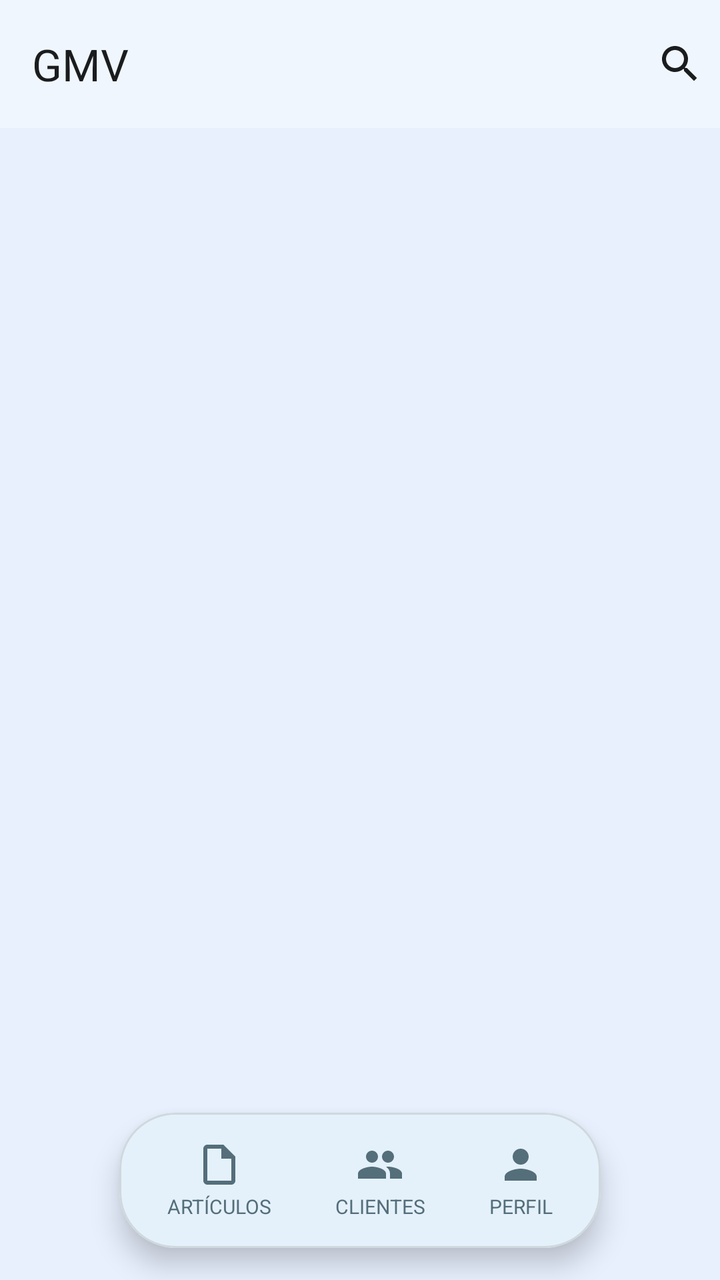
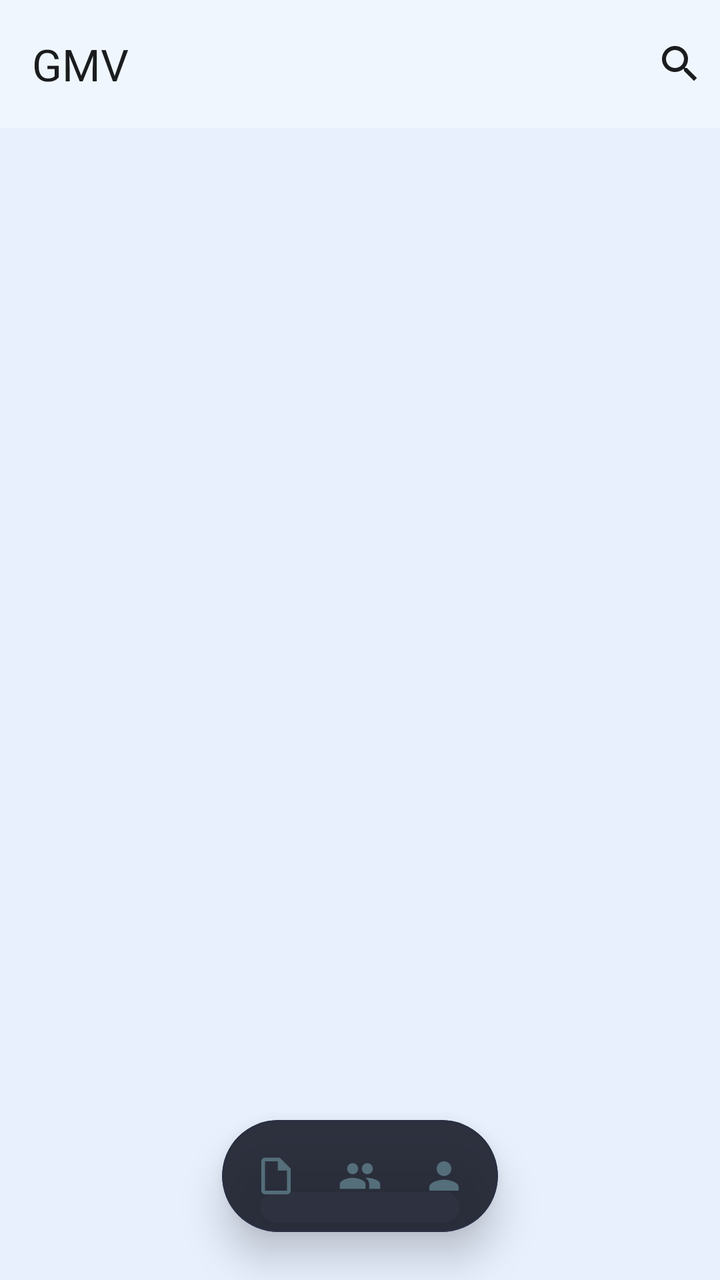

Two renders of the same Android screen: before a commit and after it. Below are the layout's source before the change and the commit's diff.
<!-- AndroidManifest.xml: application theme Theme.GMV -->
<!-- res/layout/activity_dashboard.xml -->
<?xml version="1.0" encoding="utf-8"?>
<RelativeLayout xmlns:android="http://schemas.android.com/apk/res/android"
    xmlns:app="http://schemas.android.com/apk/res-auto"
    android:id="@+id/main_content"
    android:layout_width="match_parent"
    android:layout_height="match_parent"
    android:background="@color/background">

    <androidx.coordinatorlayout.widget.CoordinatorLayout
        android:id="@+id/tab_coordinator_layout"
        android:layout_width="match_parent"
        android:layout_height="match_parent"
        android:fitsSystemWindows="true">

        <com.google.android.material.appbar.AppBarLayout
            android:id="@+id/tab_appbar_layout"
            android:layout_width="match_parent"
            android:layout_height="wrap_content"
            android:background="?attr/colorSurface"
            android:elevation="2dp">

            <com.google.android.material.appbar.MaterialToolbar
                android:id="@+id/toolbar"
                android:layout_width="match_parent"
                android:layout_height="?attr/actionBarSize"
                android:background="?attr/colorSurface"
                app:layout_scrollFlags="scroll|enterAlways"
                app:title="@string/app_name"
                app:titleTextAppearance="?attr/textAppearanceTitleLarge"
                app:titleTextColor="?attr/colorOnSurface">

                <LinearLayout
                    android:id="@+id/lyt_search_mode"
                    android:layout_width="match_parent"
                    android:layout_height="match_parent"
                    android:gravity="center_vertical"
                    android:orientation="horizontal"
                    android:visibility="gone">

                    <ImageButton
                        android:id="@+id/btn_search_back"
                        android:layout_width="40dp"
                        android:layout_height="40dp"
                        android:background="?attr/selectableItemBackgroundBorderless"
                        android:importantForAccessibility="no"
                        android:padding="10dp"
                        android:src="@drawable/ic_arrow_left"
                        android:tint="?attr/colorOnSurface" />

                    <EditText
                        android:id="@+id/et_toolbar_search"
                        android:layout_width="0dp"
                        android:layout_height="match_parent"
                        android:layout_weight="1"
                        android:background="@null"
                        android:hint="Buscar..."
                        android:imeOptions="actionSearch"
                        android:inputType="text"
                        android:maxLines="1"
                        android:textColor="?attr/colorOnSurface"
                        android:textColorHint="@color/grey_40"
                        android:textSize="16sp" />

                    <ImageButton
                        android:id="@+id/btn_search_clear"
                        android:layout_width="40dp"
                        android:layout_height="40dp"
                        android:background="?attr/selectableItemBackgroundBorderless"
                        android:importantForAccessibility="no"
                        android:padding="10dp"
                        android:src="@drawable/ic_close"
                        android:tint="@color/grey_40"
                        android:visibility="gone" />

                </LinearLayout>

                <ImageButton
                    android:id="@+id/btn_toolbar_search"
                    android:layout_width="40dp"
                    android:layout_height="40dp"
                    android:layout_gravity="end"
                    android:background="?attr/selectableItemBackgroundBorderless"
                    android:importantForAccessibility="no"
                    android:padding="8dp"
                    android:src="@drawable/ic_search"
                    android:tint="?attr/colorOnSurface" />

            </com.google.android.material.appbar.MaterialToolbar>

        </com.google.android.material.appbar.AppBarLayout>

        <androidx.viewpager.widget.ViewPager
            android:id="@+id/viewpager"
            android:layout_width="match_parent"
            android:layout_height="match_parent"
            app:layout_behavior="@string/appbar_scrolling_view_behavior" />

    </androidx.coordinatorlayout.widget.CoordinatorLayout>

    <include
        android:id="@+id/floating_nav"
        layout="@layout/nav_floating_island"
        android:layout_width="wrap_content"
        android:layout_height="wrap_content"
        android:layout_alignParentBottom="true"
        android:layout_centerHorizontal="true"
        android:layout_marginBottom="16dp" />

</RelativeLayout>
<!-- res/layout/nav_floating_island.xml (included above) -->
<?xml version="1.0" encoding="utf-8"?>
<com.google.android.material.card.MaterialCardView xmlns:android="http://schemas.android.com/apk/res/android"
    xmlns:app="http://schemas.android.com/apk/res-auto"
    android:id="@+id/floating_nav"
    android:layout_width="wrap_content"
    android:layout_height="wrap_content"
    android:clickable="true"
    app:cardBackgroundColor="?attr/colorSurface"
    app:cardCornerRadius="28dp"
    app:cardElevation="8dp">

    <LinearLayout
        android:layout_width="wrap_content"
        android:layout_height="wrap_content"
        android:gravity="center"
        android:orientation="horizontal"
        android:paddingHorizontal="8dp"
        android:paddingVertical="8dp">

        
        <LinearLayout
            android:id="@+id/nav_articulos"
            android:layout_width="wrap_content"
            android:layout_height="wrap_content"
            android:gravity="center"
            android:orientation="vertical"
            android:paddingHorizontal="16dp"
            android:paddingVertical="6dp">

            <ImageView
                android:id="@+id/iv_nav_articulos"
                android:layout_width="24dp"
                android:layout_height="24dp"
                android:importantForAccessibility="no"
                android:src="@drawable/ic_article"
                android:tint="@color/nav_item_color" />

            <TextView
                android:id="@+id/tv_nav_articulos_title"
                android:layout_width="wrap_content"
                android:layout_height="wrap_content"
                android:layout_marginTop="2dp"
                android:text="@string/label_articulos"
                android:textSize="10sp"
                android:textColor="@color/nav_item_color" />

        </LinearLayout>

        
        <LinearLayout
            android:id="@+id/nav_clientes"
            android:layout_width="wrap_content"
            android:layout_height="wrap_content"
            android:gravity="center"
            android:orientation="vertical"
            android:paddingHorizontal="16dp"
            android:paddingVertical="6dp">

            <ImageView
                android:id="@+id/iv_nav_clientes"
                android:layout_width="24dp"
                android:layout_height="24dp"
                android:importantForAccessibility="no"
                android:src="@drawable/ic_people"
                android:tint="@color/nav_item_color" />

            <TextView
                android:id="@+id/tv_nav_clientes_title"
                android:layout_width="wrap_content"
                android:layout_height="wrap_content"
                android:layout_marginTop="2dp"
                android:text="@string/label_clientes"
                android:textSize="10sp"
                android:textColor="@color/nav_item_color" />

        </LinearLayout>

        
        <LinearLayout
            android:id="@+id/nav_perfil"
            android:layout_width="wrap_content"
            android:layout_height="wrap_content"
            android:gravity="center"
            android:orientation="vertical"
            android:paddingHorizontal="16dp"
            android:paddingVertical="6dp">

            <ImageView
                android:id="@+id/iv_nav_perfil"
                android:layout_width="24dp"
                android:layout_height="24dp"
                android:importantForAccessibility="no"
                android:src="@drawable/ic_person"
                android:tint="@color/nav_item_color" />

            <TextView
                android:id="@+id/tv_nav_perfil_title"
                android:layout_width="wrap_content"
                android:layout_height="wrap_content"
                android:layout_marginTop="2dp"
                android:text="@string/label_perfil"
                android:textSize="10sp"
                android:textColor="@color/nav_item_color" />

        </LinearLayout>

    </LinearLayout>

</com.google.android.material.card.MaterialCardView>
<!-- resources referenced by this layout -->
<resources>
  <color name="background">#E8F0FE</color>
  <color name="grey_40">#9E9E9E</color>
  <string name="app_name">GMV</string>
  <string name="label_articulos">ARTÍCULOS</string>
  <string name="label_clientes">CLIENTES</string>
  <string name="label_perfil">PERFIL</string>
  <style name="Theme.GMV" parent="Base.Theme.GMV" />
  <color name="primary">#1E88E5</color>
  <color name="on_primary">#FFFFFF</color>
  <color name="primary_container">#BBDEFB</color>
  <color name="on_primary_container">#0D47A1</color>
  <color name="secondary">#5C6BC0</color>
  <color name="on_secondary">#FFFFFF</color>
  <color name="secondary_container">#E8EAF6</color>
  <color name="on_secondary_container">#1A237E</color>
  <color name="tertiary">#7E57C2</color>
  <color name="on_tertiary">#FFFFFF</color>
  <color name="tertiary_container">#EDE7F6</color>
  <color name="on_tertiary_container">#311B92</color>
  <color name="error">#EF5350</color>
  <color name="on_error">#FFFFFF</color>
  <color name="error_container">#FFEBEE</color>
  <color name="on_error_container">#B71C1C</color>
  <color name="on_background">#1A1C1E</color>
  <color name="surface">#FFFFFF</color>
  <color name="on_surface">#1A1C1E</color>
  <color name="surface_variant">#E3F2FD</color>
  <color name="on_surface_variant">#546E7A</color>
  <color name="outline">#B0BEC5</color>
  <color name="outline_variant">#CFD8DC</color>
  <style name="TextAppearance.M3.DisplayMedium">
          <item name="android:textSize">45sp</item>
          <item name="android:letterSpacing">0</item>
          <item name="android:lineHeight">52sp</item>
          <item name="android:fontFamily">sans-serif</item>
      </style>
  <style name="TextAppearance.M3.DisplaySmall">
          <item name="android:textSize">36sp</item>
          <item name="android:letterSpacing">0</item>
          <item name="android:lineHeight">44sp</item>
          <item name="android:fontFamily">sans-serif</item>
      </style>
  <style name="TextAppearance.M3.HeadlineLarge">
          <item name="android:textSize">32sp</item>
          <item name="android:letterSpacing">0</item>
          <item name="android:lineHeight">40sp</item>
          <item name="android:fontFamily">sans-serif</item>
      </style>
  <style name="TextAppearance.M3.HeadlineMedium">
          <item name="android:textSize">28sp</item>
          <item name="android:letterSpacing">0</item>
          <item name="android:lineHeight">36sp</item>
          <item name="android:fontFamily">sans-serif</item>
      </style>
  <style name="TextAppearance.M3.HeadlineSmall">
          <item name="android:textSize">24sp</item>
          <item name="android:letterSpacing">0</item>
          <item name="android:lineHeight">32sp</item>
          <item name="android:fontFamily">sans-serif</item>
      </style>
  <style name="TextAppearance.M3.TitleLarge">
          <item name="android:textSize">22sp</item>
          <item name="android:letterSpacing">0</item>
          <item name="android:lineHeight">28sp</item>
          <item name="android:fontFamily">sans-serif</item>
      </style>
  <style name="TextAppearance.M3.BodyLarge">
          <item name="android:textSize">16sp</item>
          <item name="android:letterSpacing">0.5</item>
          <item name="android:lineHeight">24sp</item>
          <item name="android:fontFamily">sans-serif</item>
      </style>
  <style name="TextAppearance.M3.BodyMedium">
          <item name="android:textSize">14sp</item>
          <item name="android:letterSpacing">0.25</item>
          <item name="android:lineHeight">20sp</item>
          <item name="android:fontFamily">sans-serif</item>
      </style>
  <style name="TextAppearance.M3.BodySmall">
          <item name="android:textSize">12sp</item>
          <item name="android:letterSpacing">0.4</item>
          <item name="android:lineHeight">16sp</item>
          <item name="android:fontFamily">sans-serif</item>
      </style>
  <!-- unchanged entries left out for length: 13 -->
</resources>

<!-- the commit's change to res/layout/activity_dashboard.xml (unified diff, before → after) -->
@@ -104,7 +104,7 @@
         android:layout_height="wrap_content"
         android:layout_alignParentBottom="true"
         android:layout_centerHorizontal="true"
-        android:layout_marginBottom="16dp" />
+        android:layout_marginBottom="24dp" />
 
 </RelativeLayout>
 <!-- res/layout/nav_floating_island.xml (included above) -->
@@ -115,44 +115,47 @@
     android:layout_width="wrap_content"
     android:layout_height="wrap_content"
     android:clickable="true"
-    app:cardBackgroundColor="?attr/colorSurface"
+    app:cardBackgroundColor="@color/nav_pill_bg"
     app:cardCornerRadius="28dp"
-    app:cardElevation="8dp">
+    app:cardElevation="12dp"
+    app:strokeColor="@color/nav_pill_stroke"
+    app:strokeWidth="1dp">
 
     <LinearLayout
         android:layout_width="wrap_content"
         android:layout_height="wrap_content"
+        android:animateLayoutChanges="true"
         android:gravity="center"
         android:orientation="horizontal"
-        android:paddingHorizontal="8dp"
-        android:paddingVertical="8dp">
+        android:paddingHorizontal="6dp"
+        android:paddingVertical="6dp">
 
         
         <LinearLayout
             android:id="@+id/nav_articulos"
             android:layout_width="wrap_content"
-            android:layout_height="wrap_content"
-            android:gravity="center"
-            android:orientation="vertical"
-            android:paddingHorizontal="16dp"
-            android:paddingVertical="6dp">
+            android:layout_height="44dp"
+            android:gravity="center_vertical"
+            android:orientation="horizontal"
+            android:paddingHorizontal="10dp"
+            android:paddingVertical="0dp">
 
             <ImageView
                 android:id="@+id/iv_nav_articulos"
-                android:layout_width="24dp"
-                android:layout_height="24dp"
+                android:layout_width="22dp"
+                android:layout_height="22dp"
                 android:importantForAccessibility="no"
-                android:src="@drawable/ic_article"
-                android:tint="@color/nav_item_color" />
+                android:src="@drawable/ic_article" />
 
             <TextView
                 android:id="@+id/tv_nav_articulos_title"
                 android:layout_width="wrap_content"
                 android:layout_height="wrap_content"
-                android:layout_marginTop="2dp"
+                android:layout_marginStart="6dp"
+                android:fontFamily="sans-serif-medium"
                 android:text="@string/label_articulos"
-                android:textSize="10sp"
-                android:textColor="@color/nav_item_color" />
+                android:textSize="12sp"
+                android:visibility="gone" />
 
         </LinearLayout>
 
@@ -160,28 +163,28 @@
         <LinearLayout
             android:id="@+id/nav_clientes"
             android:layout_width="wrap_content"
-            android:layout_height="wrap_content"
-            android:gravity="center"
-            android:orientation="vertical"
-            android:paddingHorizontal="16dp"
-            android:paddingVertical="6dp">
+            android:layout_height="44dp"
+            android:gravity="center_vertical"
+            android:orientation="horizontal"
+            android:paddingHorizontal="10dp"
+            android:paddingVertical="0dp">
 
             <ImageView
                 android:id="@+id/iv_nav_clientes"
-                android:layout_width="24dp"
-                android:layout_height="24dp"
+                android:layout_width="22dp"
+                android:layout_height="22dp"
                 android:importantForAccessibility="no"
-                android:src="@drawable/ic_people"
-                android:tint="@color/nav_item_color" />
+                android:src="@drawable/ic_people" />
 
             <TextView
                 android:id="@+id/tv_nav_clientes_title"
                 android:layout_width="wrap_content"
                 android:layout_height="wrap_content"
-                android:layout_marginTop="2dp"
+                android:layout_marginStart="6dp"
+                android:fontFamily="sans-serif-medium"
                 android:text="@string/label_clientes"
-                android:textSize="10sp"
-                android:textColor="@color/nav_item_color" />
+                android:textSize="12sp"
+                android:visibility="gone" />
 
         </LinearLayout>
 
@@ -189,28 +192,28 @@
         <LinearLayout
             android:id="@+id/nav_perfil"
             android:layout_width="wrap_content"
-            android:layout_height="wrap_content"
-            android:gravity="center"
-            android:orientation="vertical"
-            android:paddingHorizontal="16dp"
-            android:paddingVertical="6dp">
+            android:layout_height="44dp"
+            android:gravity="center_vertical"
+            android:orientation="horizontal"
+            android:paddingHorizontal="10dp"
+            android:paddingVertical="0dp">
 
             <ImageView
                 android:id="@+id/iv_nav_perfil"
-                android:layout_width="24dp"
-                android:layout_height="24dp"
+                android:layout_width="22dp"
+                android:layout_height="22dp"
                 android:importantForAccessibility="no"
-                android:src="@drawable/ic_person"
-                android:tint="@color/nav_item_color" />
+                android:src="@drawable/ic_person" />
 
             <TextView
                 android:id="@+id/tv_nav_perfil_title"
                 android:layout_width="wrap_content"
                 android:layout_height="wrap_content"
-                android:layout_marginTop="2dp"
+                android:layout_marginStart="6dp"
+                android:fontFamily="sans-serif-medium"
                 android:text="@string/label_perfil"
-                android:textSize="10sp"
-                android:textColor="@color/nav_item_color" />
+                android:textSize="12sp"
+                android:visibility="gone" />
 
         </LinearLayout>
 
<!-- resource entries referenced after the edit -->
@@ -2,6 +2,8 @@
 <resources>
   <color name="background">#E8F0FE</color>
   <color name="grey_40">#9E9E9E</color>
+  <color name="nav_pill_bg">#E61A1D2B</color>
+  <color name="nav_pill_stroke">#2A2F42</color>
   <string name="app_name">GMV</string>
   <string name="label_articulos">ARTÍCULOS</string>
   <string name="label_clientes">CLIENTES</string>
